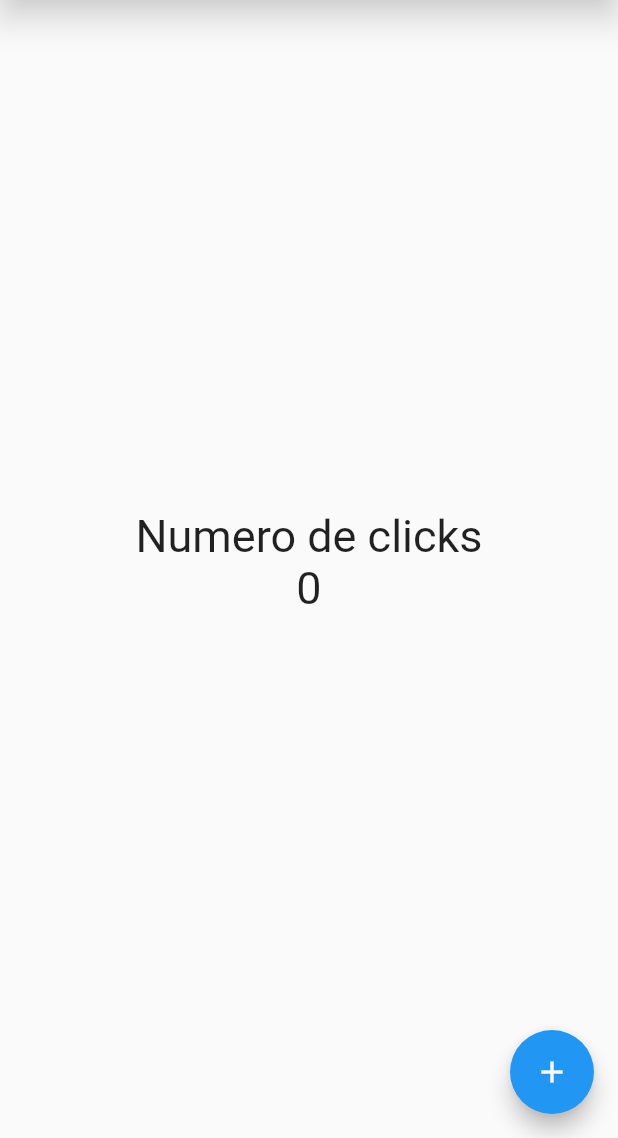
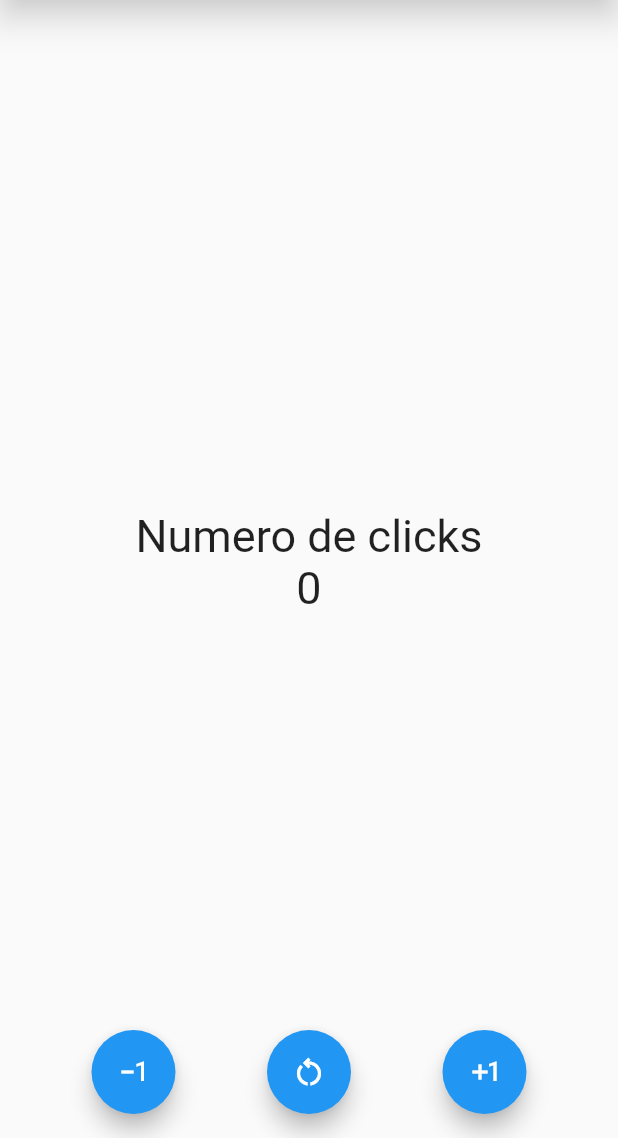
Before and after one commit to JuanIgnacioPiroso/counter_app, a Flutter app: the screen it shows after launch, on a phone screen of 412 x 824 dp, the part 98-1236 px from its top. Run offline on Flutter 3.47's test engine with Material 2 defaults, Android fonts, the phone set to English and light mode, and no system bars.

Commit message:
added button to increase and decrease

```diff
--- a/lib/screens/counter_screen.dart
+++ b/lib/screens/counter_screen.dart
@@ -1,22 +1,17 @@
 import 'package:flutter/material.dart';
 
 class CounterScreen extends StatefulWidget {
-  const CounterScreen ({Key? key}) : super(key: key);
-
-
+  const CounterScreen({Key? key}) : super(key: key);
 
   @override
   State<CounterScreen> createState() => _CounterScreenState();
 }
 
 class _CounterScreenState extends State<CounterScreen> {
-
   int counter = 0;
   @override
   Widget build(BuildContext context) {
-
     const fontSize30 = TextStyle(fontSize: 30);
-
 
     return Scaffold(
       appBar: AppBar(
@@ -24,36 +19,48 @@ class _CounterScreenState extends State<CounterScreen> {
         elevation: 10,
         centerTitle: true,
       ),
-        body:Center(
+      body: Center(
         child: Column(
           mainAxisAlignment: MainAxisAlignment.center,
-
           children: [
             const Text('Numero de clicks', style: fontSize30),
             Text('$counter', style: fontSize30)
-
-
           ],
         ),
       ),
+      floatingActionButtonLocation: FloatingActionButtonLocation.centerFloat,
+      floatingActionButton: Row(
+        mainAxisAlignment: MainAxisAlignment.spaceEvenly,
+        children: [
 
-        // floatingActionButtonLocation: FloatingActionButtonLocation.endFloat,
-        floatingActionButton: FloatingActionButton(
-
-          child: const Icon(Icons.add),
-
-          onPressed: () {
-
-            // print('HolaMundo');
-            counter++;
-
-            setState(() {
-
-            });
-
-           },
+          FloatingActionButton(
+            child: const Icon(Icons.exposure_minus_1),
+            onPressed: () => setState(() => counter--),
+          ),
 
 
+          //const SizedBox(
+           // width: 20,
+          //),
+
+
+          FloatingActionButton(
+            child: const Icon(Icons.restart_alt_outlined),
+            onPressed: () => setState(() => counter=0),
+
+          ),
+
+
+         // const SizedBox(
+          //  width: 20,
+          //),
+
+
+          FloatingActionButton(
+            child: const Icon(Icons.exposure_plus_1_outlined),
+            onPressed: () => setState(() => counter++),
+          ),
+        ],
       ),
     );
   }
```
Lines whose indentation alone changed are shown as unchanged.
